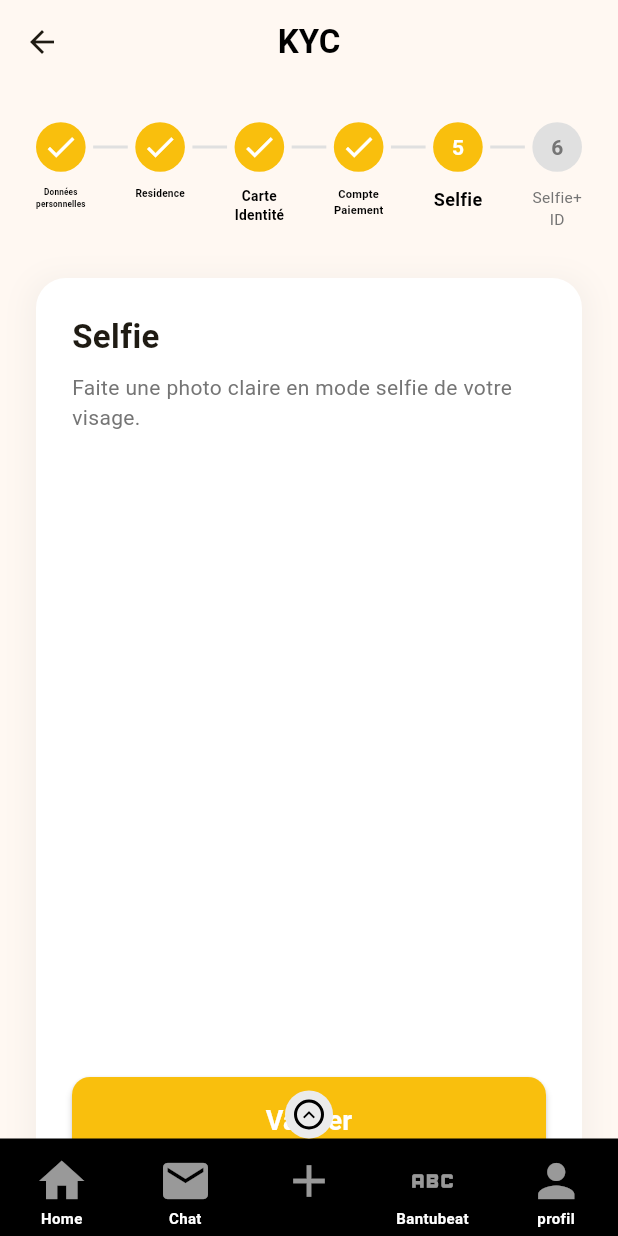
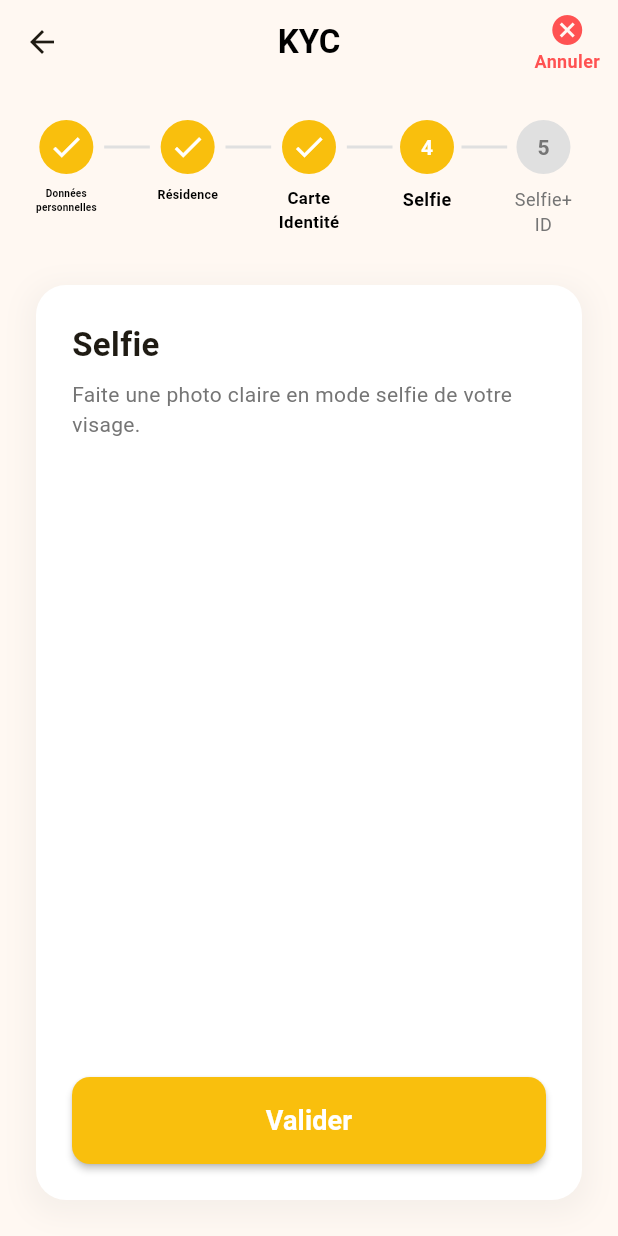
Before and after one commit to bantubeat/flutter_bantu_kyc_module, a Flutter app: the KycStep5aAnd6aSelfieIntroScreen screen opened by its route, on a phone screen of 412 x 824 dp. Run offline on Flutter 3.47's test engine with Material 3 defaults, Android fonts, the phone set to English and light mode, and no system bars; our stand-ins replace camera, country_code_picker, dartz, dio, easy_localization, equatable and 7 more; missing offline and left inert: awesome_dio_interceptor, dio_cache_interceptor, flutter_screen_controller, http_cache_hive_store; accounts and stored records are empty; statements that could not run were skipped; key blocks and very long unbroken strings in the code were emptied for the run.

Commit message:
Add cancel button

```diff
--- a/lib/src/layers/presentation/screens/kyc_step1_personal_infos/kyc_step1_personal_infos_screen.dart
+++ b/lib/src/layers/presentation/screens/kyc_step1_personal_infos/kyc_step1_personal_infos_screen.dart
@@ -32,8 +32,6 @@ class KycStep1PersonalInfosScreen extends StatelessWidget {
     return Scaffold(
       backgroundColor: Colors.grey[100],
       appBar: const KycFormAppBar(),
-      floatingActionButton: KycModule.getFloatingMenuWidget(),
-      floatingActionButtonLocation: FloatingActionButtonLocation.centerDocked,
       body: SingleChildScrollView(
         padding: const EdgeInsets.all(24.0),
         child: Column(
--- a/lib/src/layers/presentation/screens/kyc_step2_address/kyc_step2_address_screen.dart
+++ b/lib/src/layers/presentation/screens/kyc_step2_address/kyc_step2_address_screen.dart
@@ -27,9 +27,8 @@ class KycStep2AddressScreen extends StatelessWidget {
   Widget build(BuildContext context) {
     return Scaffold(
       backgroundColor: Colors.grey[100],
+
       appBar: const KycFormAppBar(),
-      floatingActionButton: KycModule.getFloatingMenuWidget(),
-      floatingActionButtonLocation: FloatingActionButtonLocation.centerDocked,
       body: SingleChildScrollView(
         padding: const EdgeInsets.all(24.0),
         child: Column(
--- a/lib/src/layers/presentation/screens/kyc_step3_id_card/kyc_step3_id_controller.dart
+++ b/lib/src/layers/presentation/screens/kyc_step3_id_card/kyc_step3_id_controller.dart
@@ -127,7 +127,7 @@ class _KycStep3IdController extends ScreenController {
         versoIdImage: versoIdImageXFile,
       );
 
-      Modular.get<KycRoutes>().step4.push(kycFormData);
+      Modular.get<KycRoutes>().step5a.push(KycFormDataStep4(kycFormData));
     } else {
       UiAlertHelpers.showErrorSnackBar(
         context,
--- a/lib/src/layers/presentation/screens/kyc_step3_id_card/widgets/pages/kyc_id_upload_page.dart
+++ b/lib/src/layers/presentation/screens/kyc_step3_id_card/widgets/pages/kyc_id_upload_page.dart
@@ -22,7 +22,8 @@ class _KycIdUploadPage extends StatelessWidget {
 
   @override
   Widget build(BuildContext context) {
-    return SizedBox(
+    return SingleChildScrollView(
+      child: SizedBox(
         height: MediaQuery.of(context).size.height - 200,
         child: Column(
           crossAxisAlignment: CrossAxisAlignment.start,
@@ -43,6 +44,7 @@ class _KycIdUploadPage extends StatelessWidget {
             KycFormPrimaryButton(onPressed: onNext),
           ],
         ),
+      ),
     );
   }
 }
--- a/lib/src/layers/presentation/screens/kyc_step5a_and_6a_selfie_intro/kyc_step5a_and_6a_selfie_intro_screen.dart
+++ b/lib/src/layers/presentation/screens/kyc_step5a_and_6a_selfie_intro/kyc_step5a_and_6a_selfie_intro_screen.dart
@@ -9,7 +9,6 @@ import 'package:flutter_bantu_kyc_module/src/layers/presentation/widgets/kyc_for
 import 'package:flutter_bantu_kyc_module/src/layers/presentation/widgets/kyc_stepper.dart';
 import 'package:flutter_modular/flutter_modular.dart';
 
-import '../../kyc_module.dart';
 import '../../ui_models/kyc_form_data.dart';
 
 /// 5. Selfie Intro Screen
@@ -37,13 +36,11 @@ class KycStep5aAnd6aSelfieIntroScreen extends StatelessWidget {
         : () => Modular.get<KycRoutes>().step6b.push(step5Data);
     return Scaffold(
       appBar: const KycFormAppBar(),
-      floatingActionButton: KycModule.getFloatingMenuWidget(),
-      floatingActionButtonLocation: FloatingActionButtonLocation.centerDocked,
       body: Padding(
         padding: const EdgeInsets.all(24.0),
         child: Column(
           children: [
-            KycStepper(currentStep: isStep5 ? 5 : 6),
+            KycStepper(currentStep: isStep5 ? 4 : 5),
             const SizedBox(height: 32),
             Expanded(
               child: KycFormCard(
--- a/lib/src/layers/presentation/ui_models/kyc_form_data.dart
+++ b/lib/src/layers/presentation/ui_models/kyc_form_data.dart
@@ -58,8 +58,14 @@ class KycFormDataStep3 {
   });
 }
 
+class KycFormDataStep4 {
+  final KycFormDataStep3 step3Data;
+
+  KycFormDataStep4(this.step3Data);
+}
 // MARK: Payment Info (from KycPaymentScreen)
 
+/*
 enum EAccountType { mobile, bank }
 
 typedef MobilePaymentAccountInfo = ({
@@ -117,6 +123,7 @@ class KycFormDataStep4 {
          bankDocument: bankDocument,
        );
 }
+*/
 
 // MARK: Selfies (from KycSelfieScreen)
 class KycFormDataStep5 {
@@ -143,10 +150,10 @@ class KycFormDataStep6 {
       city: step2Data.city,
       country: step2Data.country.code ?? step1Data.currentUser.pays,
       zipCode: step2Data.postalCode,
-      frontFaceImage: await step3Data.rectoIdImage.readAsBytes(),
-      backFaceImage: await step3Data.versoIdImage.readAsBytes(),
-      normalSelfieImage: await step5Data.selfieImage.readAsBytes(),
-      selfieWithIdCardImage: await selfieWithIdImage.readAsBytes(),
+      frontFaceImagePath: step3Data.rectoIdImage.path,
+      backFaceImagePath: step3Data.versoIdImage.path,
+      normalSelfieImagePath: step5Data.selfieImage.path,
+      selfieWithIdCardImagePath: selfieWithIdImage.path,
       email: step1Data.currentUser.email,
       linkRs: null, // Assuming linkRs is not used in this context
     );
--- a/lib/src/layers/presentation/widgets/kyc_form_app_bar.dart
+++ b/lib/src/layers/presentation/widgets/kyc_form_app_bar.dart
@@ -1,6 +1,9 @@
 import 'package:flutter/material.dart';
 import 'package:flutter_bantu_kyc_module/src/core/generated/locale_keys.g.dart';
 import 'package:flutter_bantu_kyc_module/src/layers/presentation/localization/string_translate_extension.dart';
+import 'package:flutter_modular/flutter_modular.dart';
+
+import '../kyc_module.dart';
 
 class KycFormAppBar extends StatelessWidget implements PreferredSizeWidget {
   const KycFormAppBar();
@@ -8,10 +11,15 @@ class KycFormAppBar extends StatelessWidget implements PreferredSizeWidget {
   @override
   Size get preferredSize => const Size.fromHeight(kToolbarHeight);
 
+  void _onClosePressed() {
+    Modular.get<OnKycFinishFn>()(false);
+  }
+
   @override
   Widget build(BuildContext context) {
     return AppBar(
       backgroundColor: Colors.transparent,
+      centerTitle: true,
       elevation: 0,
       /*
       leading: IconButton(
@@ -25,7 +33,27 @@ class KycFormAppBar extends StatelessWidget implements PreferredSizeWidget {
           fontWeight: FontWeight.bold,
         ),
       ),
-      centerTitle: true,
+      actions: [
+        Padding(
+          padding: const EdgeInsets.only(right: 12, top: 8),
+          child: InkWell(
+            onTap: _onClosePressed,
+            child: Column(
+              children: [
+                const Icon(Icons.cancel, color: Colors.redAccent),
+                Text(
+                  LocaleKeys.kyc_module_common_cancel.tr(),
+                  style: const TextStyle(
+                    fontSize: 12,
+                    color: Colors.redAccent,
+                    fontWeight: FontWeight.bold,
+                  ),
+                ),
+              ],
+            ),
+          ),
+        ),
+      ],
     );
   }
 }
--- a/lib/src/layers/presentation/widgets/kyc_stepper.dart
+++ b/lib/src/layers/presentation/widgets/kyc_stepper.dart
@@ -1,4 +1,6 @@
 import 'package:flutter/material.dart';
+import 'package:flutter_bantu_kyc_module/src/core/generated/locale_keys.g.dart';
+import 'package:flutter_bantu_kyc_module/src/layers/presentation/localization/string_translate_extension.dart';
 
 class KycStepper extends StatelessWidget {
   final int currentStep;
@@ -12,28 +14,50 @@ class KycStepper extends StatelessWidget {
       child: Container(
         height: 2,
         color: Colors.grey[300],
-        margin: const EdgeInsets.only(
-          top: 17,
-          left: 5,
-          right: 5,
-        ), // Align with circles
+        // Align with circles
+        margin: const EdgeInsets.only(top: 17, left: 5, right: 5),
       ),
     );
 
+    var i = 0;
     return Row(
       crossAxisAlignment: CrossAxisAlignment.start,
       children: [
-        _Step(step: 1, title: 'Données personnelles', currentStep: currentStep),
+        _Step(
+          step: ++i,
+          currentStep: currentStep,
+          title: LocaleKeys.kyc_module_stepper_step1.tr(),
+        ),
         connector,
-        _Step(step: 2, title: 'Residence', currentStep: currentStep),
+        _Step(
+          step: ++i,
+          currentStep: currentStep,
+          title: LocaleKeys.kyc_module_stepper_step2.tr(),
+        ),
         connector,
-        _Step(step: 3, title: 'Carte Identité', currentStep: currentStep),
+        _Step(
+          step: ++i,
+          currentStep: currentStep,
+          title: LocaleKeys.kyc_module_stepper_step3.tr(),
+        ),
         connector,
-        _Step(step: 4, title: 'Compte Paiement', currentStep: currentStep),
+        // _Step(
+        //   step: ++i,,
+        //   currentStep: currentStep,
+        //   title: LocaleKeys.kyc_module_stepper_step4.tr(),
+        // ),
+        // connector,
+        _Step(
+          step: ++i,
+          currentStep: currentStep,
+          title: LocaleKeys.kyc_module_stepper_step5.tr(),
+        ),
         connector,
-        _Step(step: 5, title: 'Selfie', currentStep: currentStep),
-        connector,
-        _Step(step: 6, title: 'Selfie+ ID Card', currentStep: currentStep),
+        _Step(
+          step: ++i,
+          currentStep: currentStep,
+          title: LocaleKeys.kyc_module_stepper_step6.tr(),
+        ),
       ],
     );
   }
```
Also changed, not shown: lib/src/layers/data/data_sources/bantubeat_api_data_source.dart (+9 -11 lines), lib/src/layers/data/repositories/kyc_repository_impl.dart (+4 -4 lines), lib/src/layers/domain/entities/kyc_submission_entity.dart (+8 -10 lines), lib/src/layers/presentation/kyc_module.dart (+4 -5 lines), lib/src/layers/presentation/screens/kyc_complete_screen.dart (+3 -4 lines), lib/src/layers/presentation/screens/kyc_status/kyc_status_screen.dart (+2 -5 lines), lib/src/layers/presentation/screens/kyc_step3_id_card/kyc_step3_id_card_screen.dart (+9 -9 lines), lib/src/layers/presentation/screens/kyc_step3_id_card/widgets/pages/kyc_id_type_page.dart (+8 -3 lines), lib/src/layers/presentation/screens/kyc_step4_payment_account/kyc_step4_payment_account_screen.dart.txt (renamed from lib/src/layers/presentation/screens/kyc_step4_payment_account/kyc_step4_payment_account_screen.dart, +3 -7 lines), lib/src/layers/presentation/screens/kyc_step4_payment_account/kyc_step4_payment_account_controller.dart.txt (renamed from lib/src/layers/presentation/screens/kyc_step4_payment_account/kyc_step4_payment_account_controller.dart), lib/src/layers/presentation/screens/kyc_step4_payment_account/widgets/account_type_selector.dart.txt (renamed from lib/src/layers/presentation/screens/kyc_step4_payment_account/widgets/account_type_selector.dart), 1 other file. Lines whose indentation alone changed are shown as unchanged.
